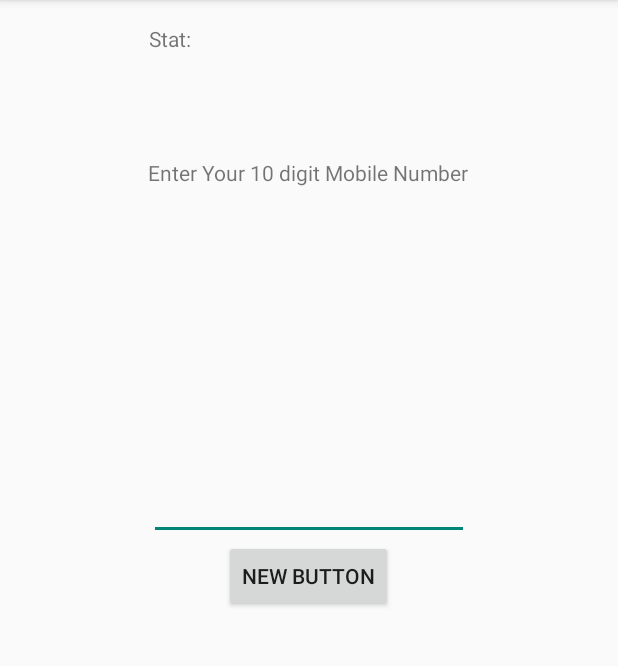
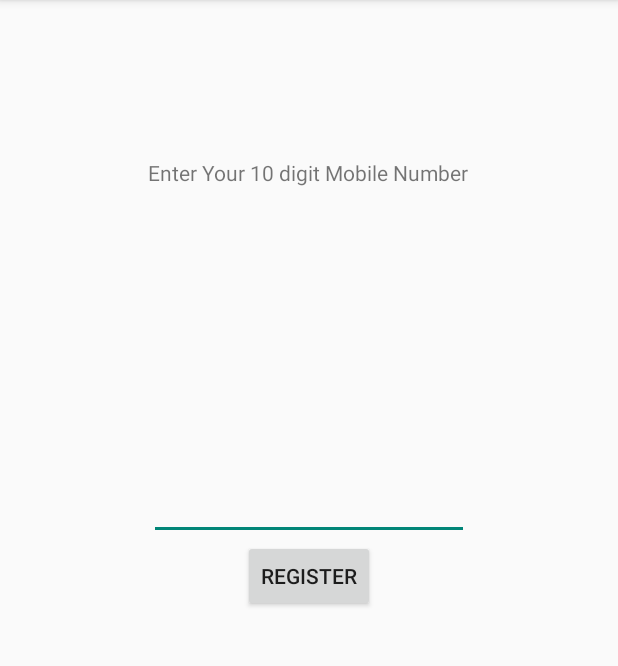
Before and after one commit to riteshdtu/ChatsUp, an Android app: the MainActivity screen opened directly, with no data from a screen before it, on a phone screen of 412 x 824 dp, the part 84-750 px from its top. Run offline under Robolectric (Android 15) with nearby library versions, the phone set to English and light mode, and no system bars; 3 statements that could not run were skipped.

Commit message:
Third Commit

```diff
--- a/app/src/main/java/com/ritesh/chatsup/MainActivity.java
+++ b/app/src/main/java/com/ritesh/chatsup/MainActivity.java
@@ -84,7 +84,7 @@ public class MainActivity extends ActionBarActivity {
             //  GCM registration.
             if (checkPlayServices()) {
 
-                Button button = (Button) findViewById(R.id.registration_button);
+                final Button button = (Button) findViewById(R.id.registration_button);
                 button.setOnClickListener(new View.OnClickListener() {
                     @Override
                     public void onClick(View v) {
@@ -94,6 +94,7 @@ public class MainActivity extends ActionBarActivity {
                             Toast.makeText(getApplicationContext(), "Please enter a valid mobile number", Toast.LENGTH_SHORT).show();
                             return;
                         }
+                        button.setOnClickListener(null);
                         SharedPreferences.Editor prefs = PreferenceManager.getDefaultSharedPreferences(getApplicationContext()).edit();
                         prefs.putString(getString(R.string.pref_owner_no_key), number);
                         prefs.apply();
--- a/app/src/main/res/layout/activity_main.xml
+++ b/app/src/main/res/layout/activity_main.xml
@@ -11,18 +11,11 @@
         android:layout_alignParentTop="true"
         android:layout_centerHorizontal="true"
         android:layout_marginTop="89dp" />
-    <TextView android:text="Stat: "
-        android:layout_width="wrap_content"
-    android:layout_height="wrap_content"
-        android:id="@+id/display"
-        android:layout_alignParentTop="true"
-        android:layout_alignLeft="@+id/phone_number"
-        android:layout_alignStart="@+id/phone_number" />
 
     <Button
         android:layout_width="wrap_content"
         android:layout_height="wrap_content"
-        android:text="New Button"
+        android:text="REGISTER"
         android:id="@+id/registration_button"
         android:layout_centerVertical="true"
         android:layout_centerHorizontal="true" />
```
